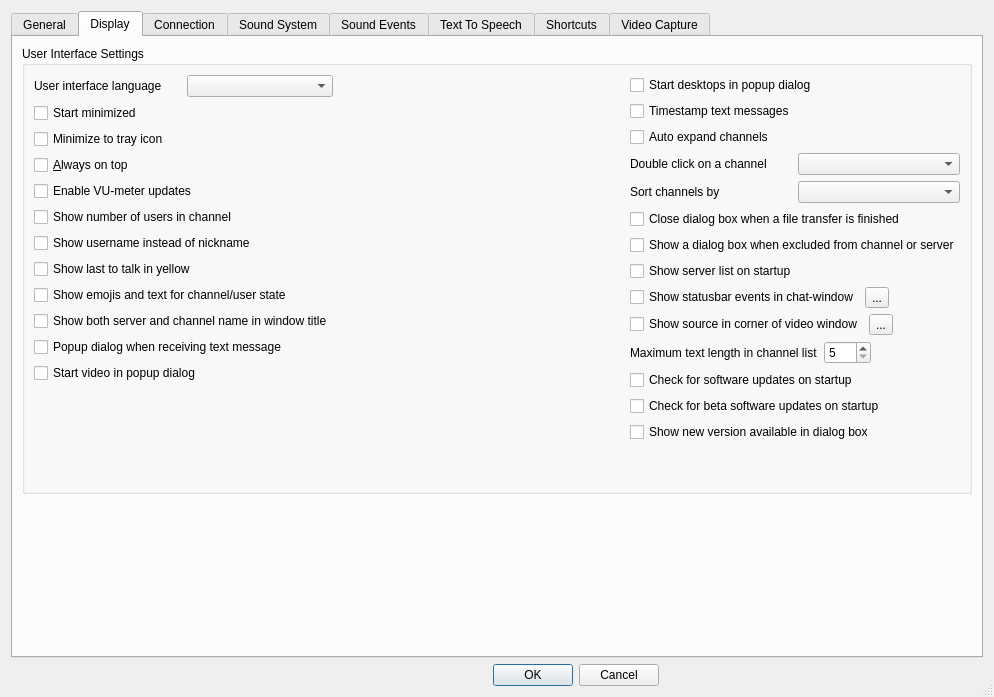
This is Client/qtTeamTalk/preferences.ui in BearWare/TeamTalk5 as Qt 5 draws it before an edit. The edited form follows.
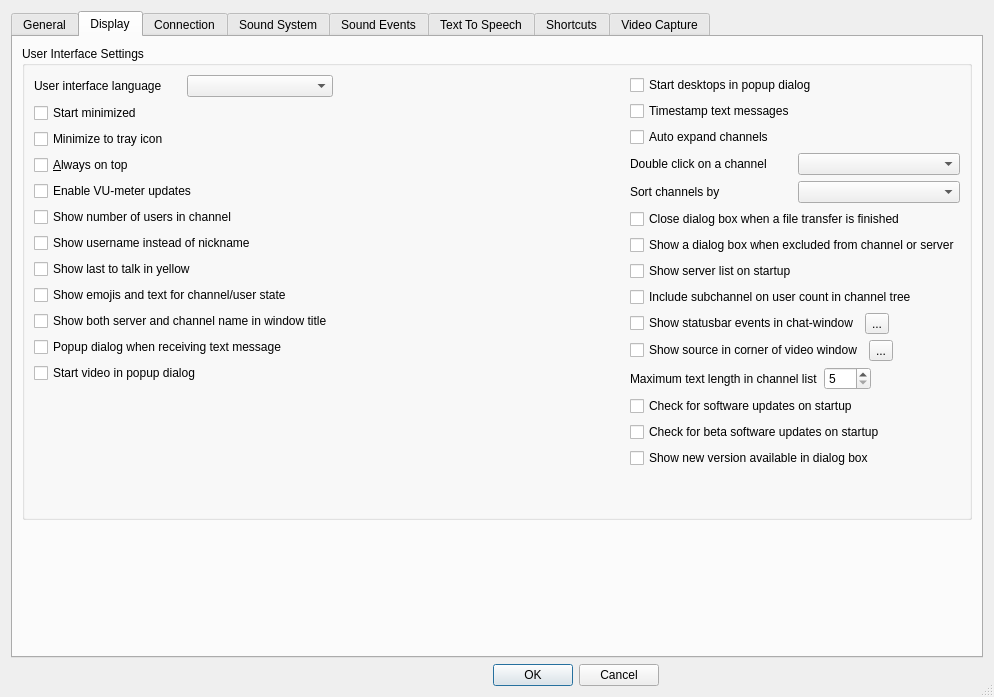
This is the edited form. The open tabs and pages were chosen to show the change. Icons and pictures are not drawn. Custom widgets are drawn as their Qt base class.

Commit message: Option to enable/disable users of subchannel count in channel tree

Patch:
```diff
--- a/Client/qtTeamTalk/preferences.ui
+++ b/Client/qtTeamTalk/preferences.ui
@@ -576,6 +576,13 @@
                 </property>
                </widget>
               </item>
+              <item>
+               <widget class="QCheckBox" name="countSubChannelChkBox">
+                <property name="text">
+                 <string>Include subchannel on user count in channel tree</string>
+                </property>
+               </widget>
+              </item>
               <item>
                <layout class="QHBoxLayout" name="horizontalLayout_18">
                 <item>
```
The commit also changes 4 other files.
